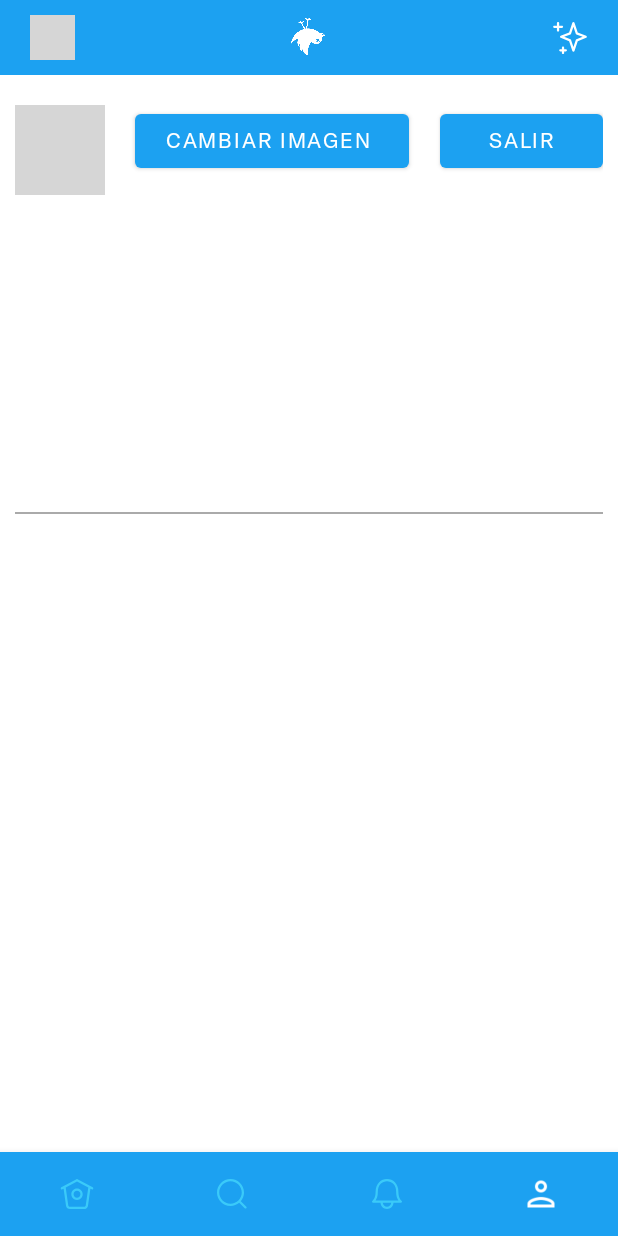
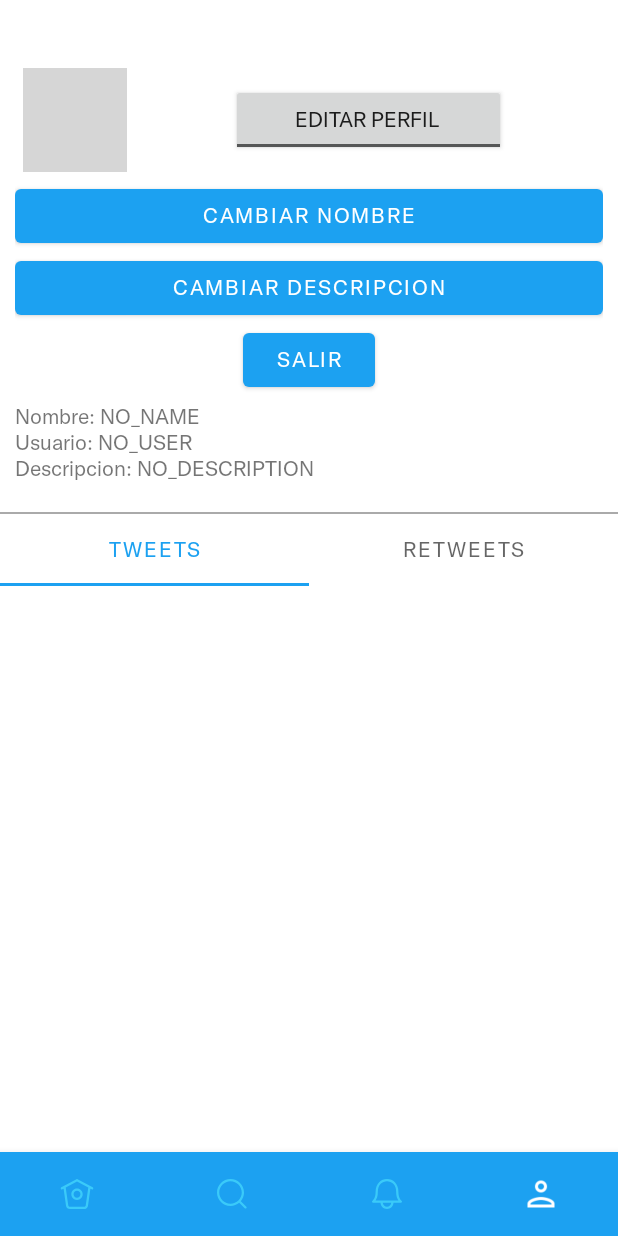
Before and after one commit to fgpaolini/TwitterClone, an Android app: the MainActivity screen opened directly, with no data from a screen before it, item 4 of the bottom bar chosen, on a phone screen of 412 x 824 dp. Run offline under Robolectric (Android 15) with nearby library versions, the phone set to English and light mode, and no system bars; our stand-ins replace Firebase (no records; nobody signed in at launch, a user with empty details on screens opened directly); 1 statement that could not run was skipped; grey boxes are pictures that could not be loaded.

Commit message:
Cambios de UI

```diff
--- a/app/src/main/java/com/example/twitterclone/HomePage/ProfileFragment.java
+++ b/app/src/main/java/com/example/twitterclone/HomePage/ProfileFragment.java
@@ -9,6 +9,7 @@ import static com.example.twitterclone.MainActivity.MTSTORAGE;
 import android.app.AlertDialog;
 import android.content.ContentResolver;
 import android.content.Intent;
+import android.content.res.ColorStateList;
 import android.graphics.Bitmap;
 import android.graphics.ImageDecoder;
 import android.net.Uri;
@@ -18,6 +19,7 @@ import android.os.Bundle;
 import androidx.activity.result.ActivityResultLauncher;
 import androidx.activity.result.contract.ActivityResultContracts;
 import androidx.annotation.NonNull;
+import androidx.core.content.ContextCompat;
 import androidx.fragment.app.Fragment;
 import androidx.recyclerview.widget.GridLayoutManager;
 import androidx.recyclerview.widget.RecyclerView;
@@ -28,9 +30,11 @@ import android.view.View;
 import android.view.ViewGroup;
 import android.widget.Button;
 import android.widget.EditText;
+import android.widget.ImageButton;
 import android.widget.ImageView;
 import android.widget.TextView;
 import android.widget.Toast;
+import android.widget.ToggleButton;
 
 import com.bumptech.glide.Glide;
 import com.example.twitterclone.AdpTweet.AdpTweet;
@@ -39,6 +43,7 @@ import com.example.twitterclone.IntroLogin.LoginActivity;
 import com.example.twitterclone.ModelUser.TweetModel;
 import com.example.twitterclone.R;
 import com.google.android.gms.tasks.OnSuccessListener;
+import com.google.android.material.imageview.ShapeableImageView;
 import com.google.android.material.tabs.TabLayout;
 import com.google.firebase.database.DataSnapshot;
 import com.google.firebase.database.DatabaseError;
@@ -51,8 +56,11 @@ import java.util.ArrayList;
 
 public class ProfileFragment extends Fragment {
 
-    private ImageView ivPhotoUser;
-    private Button btChangePhoto, btLogout, btChangeName, btChangeProfile;
+    private ShapeableImageView ivPhotoUser;
+    private Button btLogout, btChangeName, btChangeProfile;
+
+    private ToggleButton btEditProfile;
+    private ImageButton ibChangePic;
     private TextView etName, etDesctiption, etUser;
     private ActivityResultLauncher<Intent> activityResultLauncher;
     private ArrayList<TweetModel> my_tweets, lists_retweets;
@@ -69,7 +77,8 @@ public class ProfileFragment extends Fragment {
         View v = inflater.inflate(R.layout.fragment_profile, container, false);
 
         ivPhotoUser = v.findViewById(R.id.ivProfileUserPic);
-        btChangePhoto = v.findViewById(R.id.changeProfilePicBtn);
+        btEditProfile = v.findViewById(R.id.editProfileBtn);
+        ibChangePic = v.findViewById(R.id.changePicImBtn);
         btLogout = v.findViewById(R.id.btLogOut);
         btChangeName = v.findViewById(R.id.btChangeUserName);
         btChangeProfile = v.findViewById(R.id.btChangeUserDescription);
@@ -128,7 +137,26 @@ public class ProfileFragment extends Fragment {
             }
         });
 
-        btChangePhoto.setOnClickListener(new View.OnClickListener() {
+        btEditProfile.setOnCheckedChangeListener((buttonView, isChecked) -> {
+
+            if (isChecked) {
+                // The toggle is enabled
+
+                ibChangePic.setVisibility(View.VISIBLE);
+                ivPhotoUser.setStrokeWidth(10);
+                ivPhotoUser.setStrokeColor(ColorStateList.valueOf(ContextCompat.getColor(this.getContext(), R.color.black)));
+
+
+            } else {
+                // The toggle is disabled
+                ibChangePic.setVisibility(View.GONE);
+                ivPhotoUser.setStrokeWidth(0);
+
+            }
+        });
+
+
+        ibChangePic.setOnClickListener(new View.OnClickListener() {
             @Override
             public void onClick(View v) {
                 //1ro se busca en el movil el archivo que desea cambiar
@@ -137,6 +165,7 @@ public class ProfileFragment extends Fragment {
                 activityResultLauncher.launch(i);
             }
         });
+
 
         btChangeName.setOnClickListener(new View.OnClickListener() {
             @Override
--- a/app/src/main/java/com/example/twitterclone/MainActivity.java
+++ b/app/src/main/java/com/example/twitterclone/MainActivity.java
@@ -2,6 +2,7 @@ package com.example.twitterclone;
 
 import androidx.annotation.NonNull;
 import androidx.appcompat.app.AppCompatActivity;
+import androidx.constraintlayout.widget.ConstraintLayout;
 import androidx.fragment.app.Fragment;
 import androidx.fragment.app.FragmentManager;
 import androidx.fragment.app.FragmentTransaction;
@@ -12,6 +13,7 @@ import android.os.Bundle;
 import android.view.View;
 import android.widget.Button;
 import android.widget.ImageView;
+import android.widget.LinearLayout;
 import android.widget.Toast;
 
 import com.bumptech.glide.Glide;
@@ -37,6 +39,7 @@ public class MainActivity extends AppCompatActivity{
     public static FirebaseAuth MAUTH;
     public static StorageReference MTSTORAGE;
     public static DatabaseReference MDATABASE;
+    public LinearLayout linearLayoutBar;
     public static String USER_UID;
     public static ModelUser LOGGED_USER;
     private ImageView profile;
@@ -66,13 +69,17 @@ public class MainActivity extends AppCompatActivity{
         binding.bottomNavigationView.setOnItemSelectedListener(item -> {
             switch (item.getItemId()) {
                 case R.id.home_fragment:
+                    binding.linearLayoutBar.setVisibility(View.VISIBLE);
                     replaceFragment(new HomeFragment());
                     break;
                 case R.id.search_fragment:
+
                     replaceFragment(new SearchFragment());
+                    binding.linearLayoutBar.setVisibility(View.GONE);
                     break;
                 case R.id.profile_fragment:
                     replaceFragment(new ProfileFragment());
+                    binding.linearLayoutBar.setVisibility(View.GONE);
                     break;
             }
             return true;
@@ -110,7 +117,7 @@ public class MainActivity extends AppCompatActivity{
         });
     }
 
-    private void replaceFragment(Fragment fragment) {
+    private void  replaceFragment(Fragment fragment) {
         FragmentManager fragmentManager = getSupportFragmentManager();
         FragmentTransaction fragmentTransaction = fragmentManager.beginTransaction();
         fragmentTransaction.replace(R.id.fragmentContainerView2, fragment);
--- /dev/null
+++ b/app/src/main/res/drawable/transparent_black.xml
@@ -0,0 +1,5 @@
+<?xml version="1.0" encoding="utf-8"?>
+<shape xmlns:android="http://schemas.android.com/apk/res/android">
+    <corners android:radius="100dp" />
+    <solid android:color="@color/blackTransparent"/>
+</shape>
--- a/app/src/main/res/layout/fragment_profile.xml
+++ b/app/src/main/res/layout/fragment_profile.xml
@@ -17,47 +17,64 @@
         <LinearLayout
             android:layout_width="match_parent"
             android:layout_height="match_parent"
-            android:orientation="vertical"
-            android:padding="10dp">
+            android:orientation="vertical">
+
+            <androidx.constraintlayout.widget.ConstraintLayout
+                android:layout_width="match_parent"
+                android:layout_height="40dp">
+
+            </androidx.constraintlayout.widget.ConstraintLayout>
 
             <androidx.constraintlayout.widget.ConstraintLayout
                 android:id="@+id/constraintPerfil"
                 android:layout_width="match_parent"
-                android:layout_height="match_parent">
+                android:layout_height="match_parent"
+                android:layout_marginHorizontal="10dp">
 
                 <LinearLayout
                     android:layout_width="match_parent"
                     android:layout_height="match_parent"
-                    android:orientation="vertical"
-                    android:paddingTop="10dp">
+                    android:orientation="vertical">
 
                     <LinearLayout
                         android:layout_width="match_parent"
-                        android:layout_height="match_parent"
-                        android:layout_gravity="center"
+                        android:layout_height="wrap_content"
+                        android:layout_gravity="center_vertical"
                         android:orientation="horizontal">
 
                         <androidx.constraintlayout.widget.ConstraintLayout
-                            android:layout_width="60dp"
-                            android:layout_height="60dp">
+                            android:layout_width="80dp"
+                            android:layout_height="80dp"
+                            android:layout_gravity="center">
 
                             <ImageButton
-                                android:id="@+id/imageButton"
-                                android:layout_width="match_parent"
-                                android:layout_height="match_parent"
-                                android:background="@android:color/transparent"
+                                android:id="@+id/changePicImBtn"
+                                android:layout_width="0dp"
+                                android:layout_height="0dp"
+                                android:layout_gravity="center"
+                                android:layout_margin="10dp"
+                                android:adjustViewBounds="true"
+                                android:background="@drawable/transparent_black"
                                 android:backgroundTint="#74000000"
-                                android:backgroundTintMode="screen" android:src="@drawable/ic_cam_change"
+                                android:backgroundTintMode="screen"
+                                android:padding="10dp"
+                                android:src="@drawable/ic_cam_change"
                                 android:translationZ="2dp"
+                                android:visibility="gone"
                                 app:layout_constraintBottom_toBottomOf="parent"
-                                app:layout_constraintEnd_toEndOf="@+id/ivProfileUserPic"
+                                app:layout_constraintEnd_toEndOf="parent"
                                 app:layout_constraintStart_toStartOf="parent"
-                                app:layout_constraintTop_toTopOf="@+id/ivProfileUserPic" />
+                                app:layout_constraintTop_toTopOf="parent"
+                                tools:ignore="SpeakableTextPresentCheck" />
 
                             <com.google.android.material.imageview.ShapeableImageView
                                 android:id="@+id/ivProfileUserPic"
-                                android:layout_width="60dp"
-                                android:layout_height="60dp"
+                                android:layout_width="0dp"
+                                android:layout_height="0dp"
+                                android:layout_gravity="center"
+                                android:layout_margin="5dp"
+                                android:adjustViewBounds="true"
+                                android:padding="5dp"
                                 android:scaleType="centerCrop"
                                 app:layout_constraintBottom_toBottomOf="parent"
                                 app:layout_constraintEnd_toEndOf="parent"
@@ -72,25 +89,22 @@
                             android:layout_height="wrap_content"
                             android:layout_weight="1" />
 
-                        <Button
-                            android:id="@+id/changeProfilePicBtn"
+                        <ToggleButton
+                            android:id="@+id/editProfileBtn"
                             android:layout_width="wrap_content"
                             android:layout_height="wrap_content"
+                            android:layout_gravity="right|center_vertical"
                             android:layout_weight="1"
                             android:paddingLeft="10dp"
-                            android:text="Cambiar imagen" />
+                            android:text="Editar perfil"
+                            android:textOff="Editar perfil"
+                            android:textOn="Guardar" />
 
                         <Space
                             android:layout_width="wrap_content"
                             android:layout_height="wrap_content"
                             android:layout_weight="1" />
 
-                        <Button
-                            android:id="@+id/btLogOut"
-                            android:layout_width="wrap_content"
-                            android:layout_height="wrap_content"
-                            android:layout_weight="1"
-                            android:text="Salir" />
                     </LinearLayout>
 
                     <Button
@@ -104,6 +118,14 @@
                         android:layout_width="match_parent"
                         android:layout_height="wrap_content"
                         android:text="Cambiar descripcion" />
+
+                    <Button
+                        android:id="@+id/btLogOut"
+                        android:layout_width="wrap_content"
+                        android:layout_height="wrap_content"
+                        android:layout_gravity="center"
+                        android:layout_weight="1"
+                        android:text="Salir" />
 
                     <TextView
                         android:id="@+id/profileUserName"
@@ -160,6 +182,17 @@
                             android:text="Followers" />
                     </LinearLayout>
 
+                </LinearLayout>
+
+            </androidx.constraintlayout.widget.ConstraintLayout>
+
+
+            <View
+                android:layout_width="match_parent"
+                android:layout_height="1dp"
+                android:layout_marginTop="10dp"
+                android:background="@android:color/darker_gray" />
+
             <com.google.android.material.tabs.TabLayout
                 android:id="@+id/postsTab"
                 android:layout_width="match_parent"
@@ -168,7 +201,7 @@
                 <com.google.android.material.tabs.TabItem
                     android:layout_width="wrap_content"
                     android:layout_height="wrap_content"
-                            android:text="Mis posts" />
+                    android:text="tweets" />
 
                 <com.google.android.material.tabs.TabItem
                     android:layout_width="wrap_content"
@@ -176,17 +209,6 @@
                     android:text="Retweets" />
 
             </com.google.android.material.tabs.TabLayout>
-
-                </LinearLayout>
-
-            </androidx.constraintlayout.widget.ConstraintLayout>
-
-
-            <View
-                android:layout_width="match_parent"
-                android:layout_height="1dp"
-                android:layout_marginBottom="10dp"
-                android:background="@android:color/darker_gray" />
 
             <androidx.constraintlayout.widget.ConstraintLayout
                 android:id="@+id/constraintTweets"
--- a/app/src/main/res/values/colors.xml
+++ b/app/src/main/res/values/colors.xml
@@ -8,7 +8,7 @@
     <color name="black">#FF000000</color>
     <color name="white">#FFFFFFFF</color>
     <color name="little_white">#E8E8E8</color>
-
+    <color name="blackTransparent">#74000000</color>
 
 
 
--- a/app/src/main/res/values/themes.xml
+++ b/app/src/main/res/values/themes.xml
@@ -21,10 +21,7 @@
     </style>
 
     <style name="rondedButton" parent="">
-
         <item name="selectableItemBackground">@drawable/btn_round_blue</item>
-
-
     </style>
 
 
```
Lines whose indentation alone changed are shown as unchanged.
